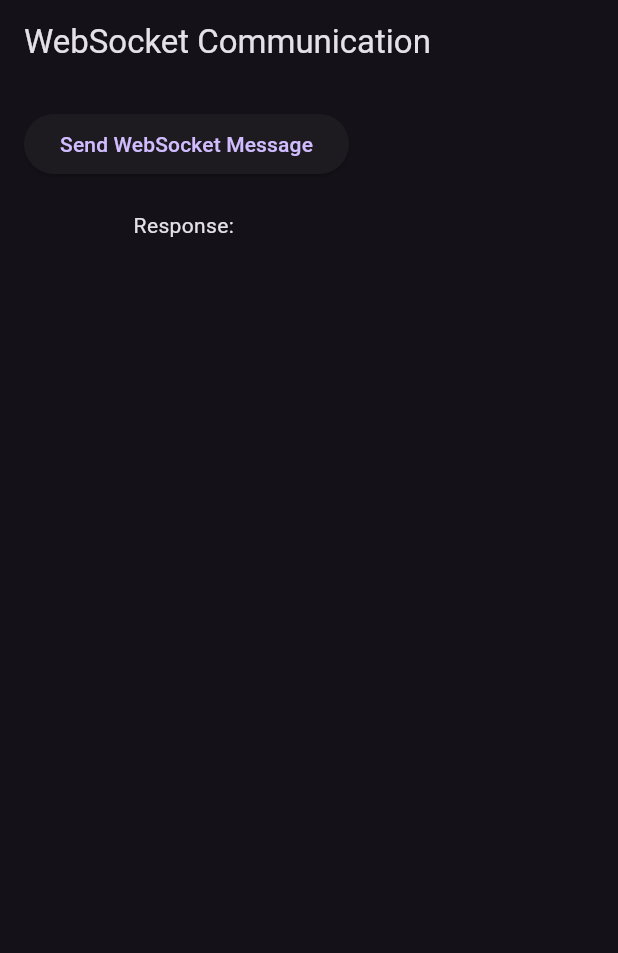
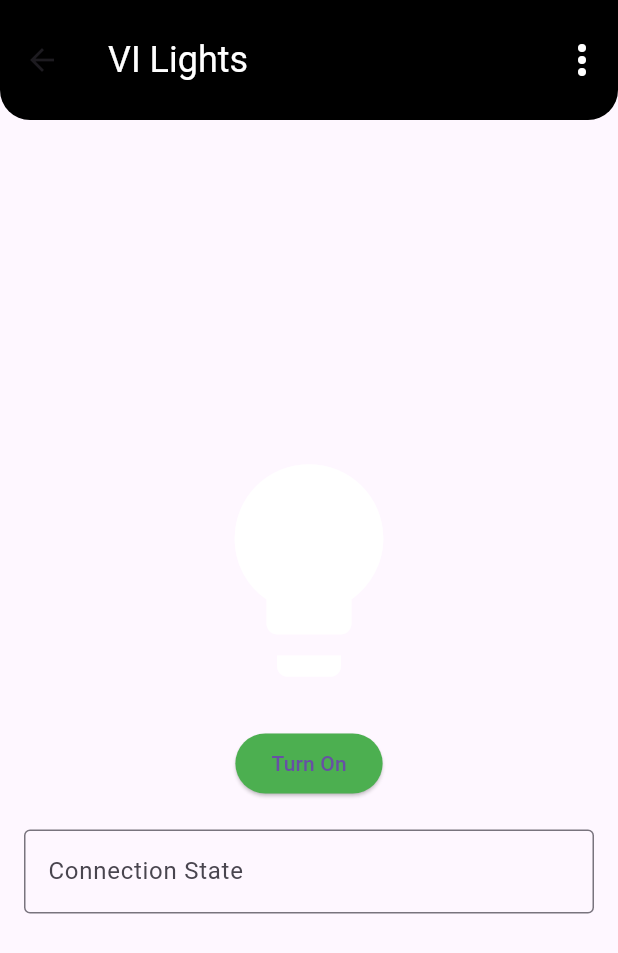
Before and after one commit to Akrem-Alamine/VI-Light, a Flutter app: the WebSocketView screen opened directly, on a phone screen of 412 x 824 dp. Shown: the top 953 px of the screen. Run offline on Flutter 3.47's test engine with Material 3 defaults, Android fonts, the light colour scheme and no system bars; network calls fail.

Commit message:
version-4

```diff
--- /dev/null
+++ b/vi_light/lib/view/websocket_view.dart
@@ -0,0 +1,117 @@
+import 'package:flutter/material.dart';
+import '../service/web_socket_service.dart';
+
+class WebSocketView extends StatefulWidget {
+  @override
+  _WebSocketViewState createState() => _WebSocketViewState();
+}
+
+class _WebSocketViewState extends State<WebSocketView> {
+  final webSocketService = WebSocketService('ws://192.168.100.83:81');
+  String _response = '';
+  bool lightOn = false;
+
+  @override
+  void initState() {
+    super.initState();
+    webSocketService.stream.listen((message) {
+      setState(() {
+        _response = message;
+        lightOn = message.contains("Light On"); // Example condition to control the light state
+      });
+    });
+  }
+
+  void _sendWebSocketMessage() {
+    webSocketService.send('Toggle Light');
+    setState(() {
+      lightOn = !lightOn;
+    });
+  }
+
+  void _resetWiFi() {
+    webSocketService.send('Reset WiFi');
+  }
+
+  void _disconnectWiFi() {
+    webSocketService.send('Disconnect WiFi');
+  }
+
+  @override
+  void dispose() {
+    webSocketService.close();
+    super.dispose();
+  }
+
+  @override
+  Widget build(BuildContext context) {
+    return Scaffold(
+      appBar: AppBar(
+        title: const Text("VI Lights"),
+        backgroundColor: Colors.black,
+        actions: [
+          PopupMenuButton<MenuAction>(
+            onSelected: (value) async {
+              switch (value) {
+                case MenuAction.reset:
+                  _resetWiFi();
+                  break;
+                case MenuAction.disconnectWifi:
+                  _disconnectWiFi();
+                  break;
+              }
+            },
+            itemBuilder: (context) {
+              return const [
+                PopupMenuItem<MenuAction>(
+                  value: MenuAction.reset,
+                  child: Text("Reset"),
+                ),
+                PopupMenuItem<MenuAction>(
+                  value: MenuAction.disconnectWifi,
+                  child: Text("Disconnect WiFi"),
+                ),
+              ];
+            },
+          ),
+        ],
+      ),
+      body: Padding(
+        padding: const EdgeInsets.all(16.0),
+        child: Column(
+          mainAxisAlignment: MainAxisAlignment.center,
+          children: [
+            lightOn
+                ? const Icon(
+                    Icons.lightbulb,
+                    size: 170,
+                    color: Colors.amber,
+                  )
+                : const Icon(
+                    Icons.lightbulb,
+                    size: 170,
+                    color: Colors.white,
+                  ),
+            const SizedBox(height: 20),
+            ElevatedButton(
+              style: TextButton.styleFrom(backgroundColor: Colors.green),
+              onPressed: _sendWebSocketMessage,
+              child: lightOn ? const Text('Turn Off') : const Text('Turn On'),
+            ),
+            const SizedBox(height: 20),
+            TextField(
+              readOnly: true,
+              decoration: InputDecoration(
+                border: OutlineInputBorder(),
+                labelText: 'Connection State',
+                hintText: _response.isEmpty ? 'No response yet' : _response,
+              ),
+            ),
+          ],
+        ),
+      ),
+    );
+  }
+}
+
+enum MenuAction { reset, disconnectWifi }
--- a/vi_light/lib/websocket_view.dart
+++ /dev/null
@@ -1,55 +0,0 @@
-// lib/websocket_view.dart
-import 'package:flutter/material.dart';
-import 'web_socket_service.dart';
-
-class WebSocketView extends StatefulWidget {
-  @override
-  _WebSocketViewState createState() => _WebSocketViewState();
-}
-
-class _WebSocketViewState extends State<WebSocketView> {
-  final webSocketService = WebSocketService('ws://192.168.206.50:81'); // Adjust the IP and port accordingly
-  String _response = '';
-
-  @override
-  void initState() {
-    super.initState();
-    webSocketService.stream.listen((message) {
-      setState(() {
-        _response = message;
-      });
-    });
-  }
-
-  void _sendWebSocketMessage() {
-    webSocketService.send('Hello from Taher!');
-  }
-
-  @override
-  void dispose() {
-    webSocketService.close();
-    super.dispose();
-  }
-
-  @override
-  Widget build(BuildContext context) {
-    return Scaffold(
-      appBar: AppBar(
-        title: Text('WebSocket Communication'),
-      ),
-      body: Padding(
-        padding: const EdgeInsets.all(16.0),
-        child: Column(
-          children: [
-            ElevatedButton(
-              onPressed: _sendWebSocketMessage,
-              child: Text('Send WebSocket Message'),
-            ),
-            SizedBox(height: 20),
-            Text('Response: $_response'),
-          ],
-        ),
-      ),
-    );
-  }
-}
--- a/vi_light/pubspec.yaml
+++ b/vi_light/pubspec.yaml
@@ -9,9 +9,8 @@ dependencies:
   flutter:
     sdk: flutter
   cupertino_icons: ^1.0.6
-  firebase_database: ^11.0.3
-  firebase_core: ^3.2.0
   web_socket_channel: ^3.0.1
+  auto_route: ^9.1.0
 
 dev_dependencies:
   flutter_test:
```
Also changed, not shown: vi_light/lib/main.dart (+17 -108 lines), vi_light/lib/mainwrapper.dart (added, +75 -0 lines), vi_light/lib/navigation/auto_nav.dart (added, +30 -0 lines), vi_light/lib/navigation/manual_nav.dart (added, +30 -0 lines), vi_light/lib/theme/theme_const.dart (added, +20 -0 lines), vi_light/lib/view/auto_view.dart (added, +36 -0 lines), vi_light/lib/view/manual_view.dart (added, +45 -0 lines), vi_light/lib/view/settings_view.dart (added, +69 -0 lines), vi_light/firebase.json (deleted), vi_light/lib/firebase_options.dart (deleted), vi_light/lib/service/web_socket_service.dart (renamed from vi_light/lib/web_socket_service.dart), vi_light/pubspec.lock, 6 other files.
